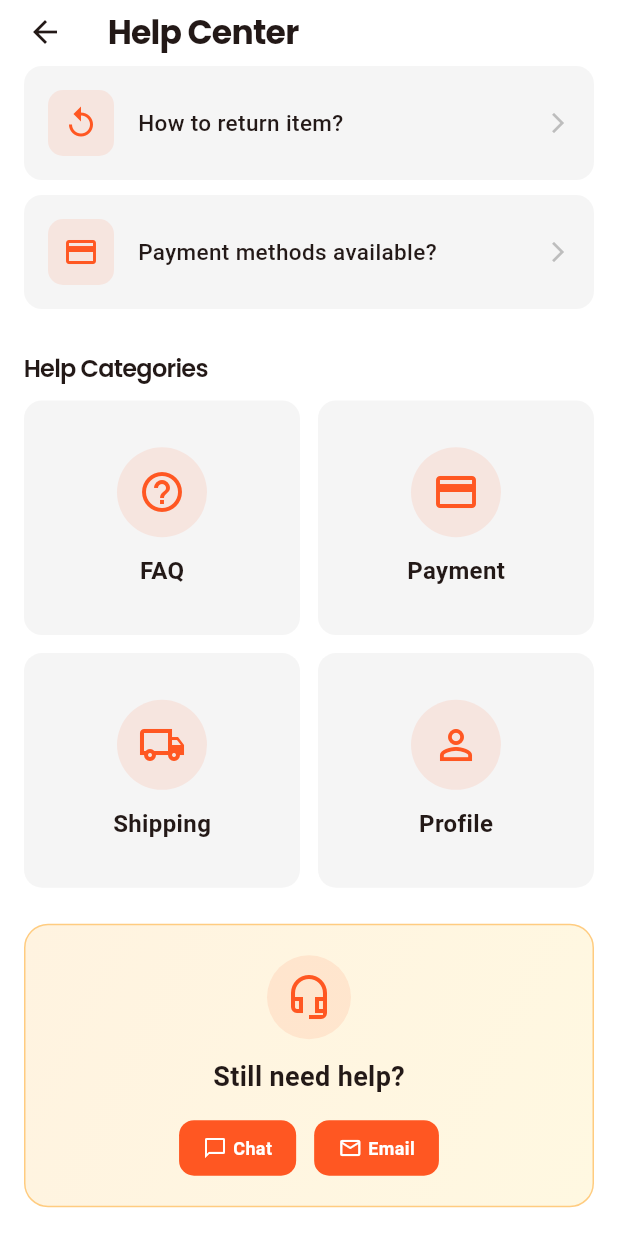
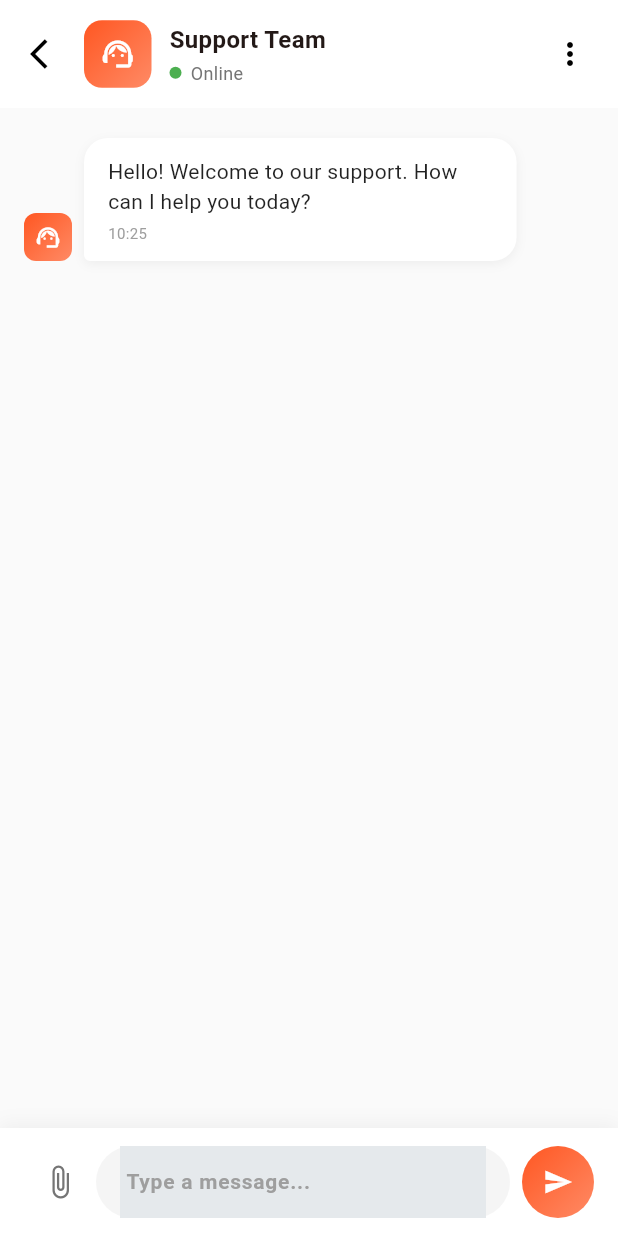
Before and after one commit to Mohammed-m-salah/E_Commerce_fashion, a Flutter app: the HelpCenter screen opened directly, scrolled down 214 dp, after a tap on "Chat", on a phone screen of 412 x 824 dp. Run offline on Flutter 3.47's test engine with Material 3 defaults, Android fonts, the phone set to English and light mode, and no system bars; our stand-ins replace cached_network_image, firebase_core, flutter_dotenv, flutter_local_notifications, gap, get and 5 more; missing offline and left inert: flutter_stripe; accounts and stored records are empty.

Commit message:
admin chat

```diff
--- /dev/null
+++ b/lib/feature/help_center/view/admin_chat_view.dart
@@ -0,0 +1,473 @@
+import 'package:flutter/material.dart';
+import 'package:gap/gap.dart';
+
+class AdminChatView extends StatefulWidget {
+  const AdminChatView({super.key});
+
+  @override
+  State<AdminChatView> createState() => _AdminChatViewState();
+}
+
+class _AdminChatViewState extends State<AdminChatView> {
+  final TextEditingController _messageController = TextEditingController();
+  final ScrollController _scrollController = ScrollController();
+  final List<ChatMessage> _messages = [
+    ChatMessage(
+      text: "Hello! Welcome to our support. How can I help you today?",
+      isAdmin: true,
+      time: DateTime.now().subtract(const Duration(minutes: 5)),
+    ),
+  ];
+
+  @override
+  void dispose() {
+    _messageController.dispose();
+    _scrollController.dispose();
+    super.dispose();
+  }
+
+  void _sendMessage() {
+    if (_messageController.text.trim().isEmpty) return;
+
+    setState(() {
+      _messages.add(ChatMessage(
+        text: _messageController.text.trim(),
+        isAdmin: false,
+        time: DateTime.now(),
+      ));
+    });
+
+    _messageController.clear();
+    _scrollToBottom();
+
+    // Simulate admin response
+    Future.delayed(const Duration(seconds: 1), () {
+      if (mounted) {
+        setState(() {
+          _messages.add(ChatMessage(
+            text: "Thank you for your message. Our team will respond shortly.",
+            isAdmin: true,
+            time: DateTime.now(),
+          ));
+        });
+        _scrollToBottom();
+      }
+    });
+  }
+
+  void _scrollToBottom() {
+    Future.delayed(const Duration(milliseconds: 100), () {
+      if (_scrollController.hasClients) {
+        _scrollController.animateTo(
+          _scrollController.position.maxScrollExtent,
+          duration: const Duration(milliseconds: 300),
+          curve: Curves.easeOut,
+        );
+      }
+    });
+  }
+
+  @override
+  Widget build(BuildContext context) {
+    final theme = Theme.of(context);
+    final isDark = theme.brightness == Brightness.dark;
+
+    return Scaffold(
+      backgroundColor: theme.scaffoldBackgroundColor,
+      body: SafeArea(
+        child: Column(
+          children: [
+            // Header
+            _buildHeader(context, isDark, theme),
+
+            // Chat Messages
+            Expanded(
+              child: Container(
+                color: isDark ? Colors.grey.shade900 : Colors.grey.shade50,
+                child: ListView.builder(
+                  controller: _scrollController,
+                  padding: const EdgeInsets.symmetric(horizontal: 16, vertical: 20),
+                  itemCount: _messages.length,
+                  itemBuilder: (context, index) {
+                    return _buildMessageBubble(
+                      _messages[index],
+                      isDark,
+                      theme,
+                    );
+                  },
+                ),
+              ),
+            ),
+
+            // Message Input
+            _buildMessageInput(isDark, theme),
+          ],
+        ),
+      ),
+    );
+  }
+
+  Widget _buildHeader(BuildContext context, bool isDark, ThemeData theme) {
+    return Container(
+      padding: const EdgeInsets.symmetric(horizontal: 8, vertical: 12),
+      decoration: BoxDecoration(
+        color: theme.scaffoldBackgroundColor,
+        boxShadow: [
+          BoxShadow(
+            color: Colors.black.withOpacity(0.05),
+            blurRadius: 10,
+            offset: const Offset(0, 2),
+          ),
+        ],
+      ),
+      child: Row(
+        children: [
+          IconButton(
+            icon: Icon(
+              Icons.arrow_back_ios,
+              color: theme.iconTheme.color,
+            ),
+            onPressed: () => Navigator.pop(context),
+          ),
+          Container(
+            width: 45,
+            height: 45,
+            decoration: BoxDecoration(
+              gradient: const LinearGradient(
+                colors: [Color(0xFFff5722), Color(0xFFff8a65)],
+                begin: Alignment.topLeft,
+                end: Alignment.bottomRight,
+              ),
+              borderRadius: BorderRadius.circular(12),
+            ),
+            child: const Icon(
+              Icons.support_agent,
+              color: Colors.white,
+              size: 24,
+            ),
+          ),
+          const Gap(12),
+          Expanded(
+            child: Column(
+              crossAxisAlignment: CrossAxisAlignment.start,
+              children: [
+                Text(
+                  'Support Team',
+                  style: TextStyle(
+                    fontSize: 16,
+                    fontWeight: FontWeight.bold,
+                    color: theme.textTheme.bodyLarge?.color,
+                  ),
+                ),
+                const Gap(2),
+                Row(
+                  children: [
+                    Container(
+                      width: 8,
+                      height: 8,
+                      decoration: const BoxDecoration(
+                        color: Colors.green,
+                        shape: BoxShape.circle,
+                      ),
+                    ),
+                    const Gap(6),
+                    Text(
+                      'Online',
+                      style: TextStyle(
+                        fontSize: 12,
+                        color: isDark ? Colors.grey.shade400 : Colors.grey.shade600,
+                      ),
+                    ),
+                  ],
+                ),
+              ],
+            ),
+          ),
+          IconButton(
+            icon: Icon(
+              Icons.more_vert,
+              color: theme.iconTheme.color,
+            ),
+            onPressed: () {
+              _showOptionsMenu(context, isDark);
+            },
+          ),
+        ],
+      ),
+    );
+  }
+
+  void _showOptionsMenu(BuildContext context, bool isDark) {
+    showModalBottomSheet(
+      context: context,
+      backgroundColor: isDark ? Colors.grey.shade900 : Colors.white,
+      shape: const RoundedRectangleBorder(
+        borderRadius: BorderRadius.vertical(top: Radius.circular(20)),
+      ),
+      builder: (context) => Padding(
+        padding: const EdgeInsets.all(20),
+        child: Column(
+          mainAxisSize: MainAxisSize.min,
+          children: [
+            Container(
+              width: 40,
+              height: 4,
+              decoration: BoxDecoration(
+                color: Colors.grey.shade400,
+                borderRadius: BorderRadius.circular(2),
+              ),
+            ),
+            const Gap(20),
+            _buildOptionItem(
+              icon: Icons.delete_outline,
+              label: 'Clear Chat',
+              onTap: () {
+                Navigator.pop(context);
+                setState(() {
+                  _messages.clear();
+                  _messages.add(ChatMessage(
+                    text: "Hello! Welcome to our support. How can I help you today?",
+                    isAdmin: true,
+                    time: DateTime.now(),
+                  ));
+                });
+              },
+              isDark: isDark,
+            ),
+            _buildOptionItem(
+              icon: Icons.info_outline,
+              label: 'Chat Info',
+              onTap: () => Navigator.pop(context),
+              isDark: isDark,
+            ),
+            _buildOptionItem(
+              icon: Icons.block,
+              label: 'Report Issue',
+              onTap: () => Navigator.pop(context),
+              isDark: isDark,
+              isDestructive: true,
+            ),
+          ],
+        ),
+      ),
+    );
+  }
+
+  Widget _buildOptionItem({
+    required IconData icon,
+    required String label,
+    required VoidCallback onTap,
+    required bool isDark,
+    bool isDestructive = false,
+  }) {
+    return ListTile(
+      leading: Icon(
+        icon,
+        color: isDestructive
+            ? Colors.red
+            : isDark
+                ? Colors.white
+                : Colors.black87,
+      ),
+      title: Text(
+        label,
+        style: TextStyle(
+          color: isDestructive
+              ? Colors.red
+              : isDark
+                  ? Colors.white
+                  : Colors.black87,
+          fontWeight: FontWeight.w500,
+        ),
+      ),
+      onTap: onTap,
+      shape: RoundedRectangleBorder(
+        borderRadius: BorderRadius.circular(12),
+      ),
+    );
+  }
+
+  Widget _buildMessageBubble(ChatMessage message, bool isDark, ThemeData theme) {
+    final isAdmin = message.isAdmin;
+
+    return Padding(
+      padding: const EdgeInsets.only(bottom: 16),
+      child: Row(
+        mainAxisAlignment: isAdmin ? MainAxisAlignment.start : MainAxisAlignment.end,
+        crossAxisAlignment: CrossAxisAlignment.end,
+        children: [
+          if (isAdmin) ...[
+            Container(
+              width: 32,
+              height: 32,
+              decoration: BoxDecoration(
+                gradient: const LinearGradient(
+                  colors: [Color(0xFFff5722), Color(0xFFff8a65)],
+                  begin: Alignment.topLeft,
+                  end: Alignment.bottomRight,
+                ),
+                borderRadius: BorderRadius.circular(8),
+              ),
+              child: const Icon(
+                Icons.support_agent,
+                color: Colors.white,
+                size: 18,
+              ),
+            ),
+            const Gap(8),
+          ],
+          Flexible(
+            child: Container(
+              constraints: BoxConstraints(
+                maxWidth: MediaQuery.of(context).size.width * 0.7,
+              ),
+              padding: const EdgeInsets.symmetric(horizontal: 16, vertical: 12),
+              decoration: BoxDecoration(
+                color: isAdmin
+                    ? (isDark ? Colors.grey.shade800 : Colors.white)
+                    : const Color(0xFFff5722),
+                borderRadius: BorderRadius.only(
+                  topLeft: const Radius.circular(16),
+                  topRight: const Radius.circular(16),
+                  bottomLeft: Radius.circular(isAdmin ? 4 : 16),
+                  bottomRight: Radius.circular(isAdmin ? 16 : 4),
+                ),
+                boxShadow: [
+                  BoxShadow(
+                    color: Colors.black.withOpacity(0.05),
+                    blurRadius: 5,
+                    offset: const Offset(0, 2),
+                  ),
+                ],
+              ),
+              child: Column(
+                crossAxisAlignment: CrossAxisAlignment.start,
+                children: [
+                  Text(
+                    message.text,
+                    style: TextStyle(
+                      color: isAdmin
+                          ? (isDark ? Colors.white : Colors.black87)
+                          : Colors.white,
+                      fontSize: 14,
+                      height: 1.4,
+                    ),
+                  ),
+                  const Gap(4),
+                  Text(
+                    _formatTime(message.time),
+                    style: TextStyle(
+                      color: isAdmin
+                          ? (isDark ? Colors.grey.shade500 : Colors.grey.shade500)
+                          : Colors.white.withOpacity(0.7),
+                      fontSize: 10,
+                    ),
+                  ),
+                ],
+              ),
+            ),
+          ),
+          if (!isAdmin) ...[
+            const Gap(8),
+            Icon(
+              Icons.done_all,
+              size: 16,
+              color: Colors.blue.shade400,
+            ),
+          ],
+        ],
+      ),
+    );
+  }
+
+  String _formatTime(DateTime time) {
+    final hour = time.hour.toString().padLeft(2, '0');
+    final minute = time.minute.toString().padLeft(2, '0');
+    return '$hour:$minute';
+  }
+
+  Widget _buildMessageInput(bool isDark, ThemeData theme) {
+    return Container(
+      padding: const EdgeInsets.symmetric(horizontal: 16, vertical: 12),
+      decoration: BoxDecoration(
+        color: theme.scaffoldBackgroundColor,
+        boxShadow: [
+          BoxShadow(
+            color: Colors.black.withOpacity(0.05),
+            blurRadius: 10,
+            offset: const Offset(0, -2),
+          ),
+        ],
+      ),
+      child: Row(
+        children: [
+          IconButton(
+            icon: Icon(
+              Icons.attach_file,
+              color: isDark ? Colors.grey.shade400 : Colors.grey.shade600,
+            ),
+            onPressed: () {},
+          ),
+          Expanded(
+            child: Container(
+              padding: const EdgeInsets.symmetric(horizontal: 16),
+              decoration: BoxDecoration(
+                color: isDark ? Colors.grey.shade800 : Colors.grey.shade100,
+                borderRadius: BorderRadius.circular(24),
+              ),
+              child: TextField(
+                controller: _messageController,
+                style: TextStyle(
+                  color: theme.textTheme.bodyLarge?.color,
+                  fontSize: 14,
+                ),
+                decoration: InputDecoration(
+                  hintText: 'Type a message...',
+                  hintStyle: TextStyle(
+                    color: isDark ? Colors.grey.shade500 : Colors.grey.shade500,
+                  ),
+                  border: InputBorder.none,
+                  contentPadding: const EdgeInsets.symmetric(vertical: 12),
+                ),
+                onSubmitted: (_) => _sendMessage(),
+              ),
+            ),
+          ),
+          const Gap(8),
+          GestureDetector(
+            onTap: _sendMessage,
+            child: Container(
+              width: 48,
+              height: 48,
+              decoration: BoxDecoration(
+                gradient: const LinearGradient(
+                  colors: [Color(0xFFff5722), Color(0xFFff8a65)],
+                  begin: Alignment.topLeft,
+                  end: Alignment.bottomRight,
+                ),
+                borderRadius: BorderRadius.circular(24),
+              ),
+              child: const Icon(
+                Icons.send,
+                color: Colors.white,
+                size: 20,
+              ),
+            ),
+          ),
+        ],
+      ),
+    );
+  }
+}
+
+class ChatMessage {
+  final String text;
+  final bool isAdmin;
+  final DateTime time;
+
+  ChatMessage({
+    required this.text,
+    required this.isAdmin,
+    required this.time,
+  });
+}
--- a/lib/feature/help_center/view/help_center.dart
+++ b/lib/feature/help_center/view/help_center.dart
@@ -1,5 +1,6 @@
 import 'package:e_commerce_fullapp/core/utils/app_textstile.dart';
 import 'package:e_commerce_fullapp/feature/help_center/view/widget/header_helpcenter.dart';
+import 'package:e_commerce_fullapp/feature/help_center/view/admin_chat_view.dart';
 import 'package:flutter/material.dart';
 import 'package:gap/gap.dart';
 
@@ -214,7 +215,14 @@ class HelpCenter extends StatelessWidget {
                                     icon: Icons.chat_bubble_outline,
                                     label: 'Chat',
                                     isDark: isDark,
-                                    onTap: () {},
+                                    onTap: () {
+                                      Navigator.push(
+                                        context,
+                                        MaterialPageRoute(
+                                          builder: (context) => const AdminChatView(),
+                                        ),
+                                      );
+                                    },
                                   ),
                                   _buildContactButton(
                                     icon: Icons.email_outlined,
```
